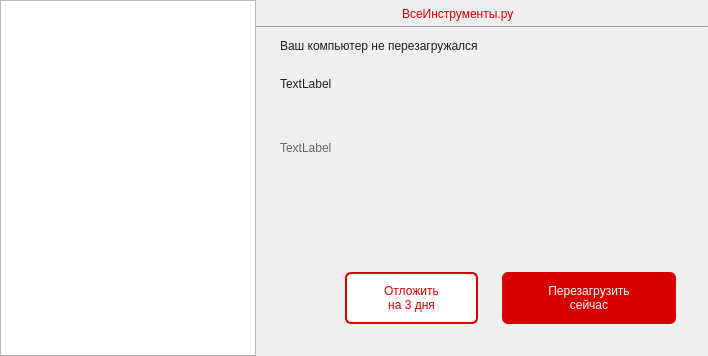
Above: mainwindow.ui from Xander989/RestartPC before the change. Below: the same form after it.
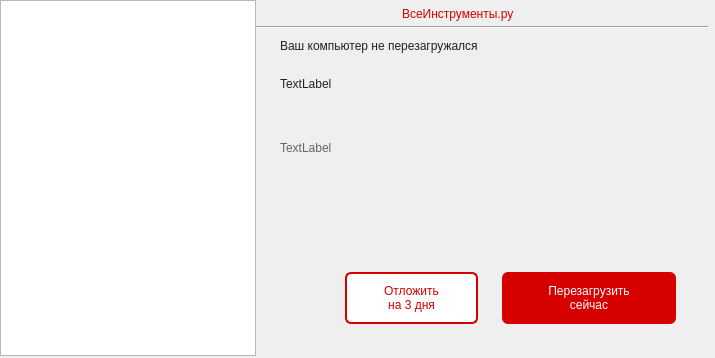
That is the form after the change. Icons and pictures are not drawn.

What changed in the file:
```diff
--- a/mainwindow.ui
+++ b/mainwindow.ui
@@ -2,18 +2,28 @@
 <ui version="4.0">
  <class>MainWindow</class>
  <widget class="QMainWindow" name="MainWindow">
-  <property name="geometry">
-   <rect>
-    <x>0</x>
-    <y>0</y>
-    <width>708</width>
-    <height>356</height>
-   </rect>
+  <property name="enabled">
+   <bool>true</bool>
+  </property>
+  <property name="minimumSize">
+   <size>
+    <width>715</width>
+    <height>358</height>
+   </size>
   </property>
   <property name="windowTitle">
    <string>MainWindow</string>
   </property>
   <widget class="QWidget" name="centralwidget">
+   <property name="enabled">
+    <bool>true</bool>
+   </property>
+   <property name="minimumSize">
+    <size>
+     <width>715</width>
+     <height>358</height>
+    </size>
+   </property>
    <widget class="QPushButton" name="restartButton">
     <property name="geometry">
      <rect>
@@ -160,10 +170,28 @@
      <rect>
       <x>280</x>
       <y>64</y>
-      <width>242</width>
+      <width>271</width>
       <height>40</height>
      </rect>
     </property>
+    <property name="minimumSize">
+     <size>
+      <width>271</width>
+      <height>40</height>
+     </size>
+    </property>
+    <property name="maximumSize">
+     <size>
+      <width>271</width>
+      <height>40</height>
+     </size>
+    </property>
+    <property name="baseSize">
+     <size>
+      <width>271</width>
+      <height>40</height>
+     </size>
+    </property>
     <property name="styleSheet">
      <string notr="true">font: 700 34px &quot;Roboto&quot;;
 color: rgb(33, 33, 33);</string>
@@ -190,17 +218,19 @@
     </property>
    </widget>
    <widget class="QLabel" name="label_static_2">
+    <property name="enabled">
+     <bool>true</bool>
+    </property>
     <property name="geometry">
      <rect>
       <x>402</x>
       <y>0</y>
-      <width>160</width>
+      <width>181</width>
       <height>28</height>
      </rect>
     </property>
     <property name="styleSheet">
-     <string notr="true">font: 700 16px &quot;Roboto&quot;;
-color: rgb(214, 0, 0);</string>
+     <string notr="true">color: #D60000;</string>
     </property>
     <property name="text">
      <string>ВсеИнструменты.ру</string>
```
Left out of the diff: 219 changed lines with no effect on the pictures.
